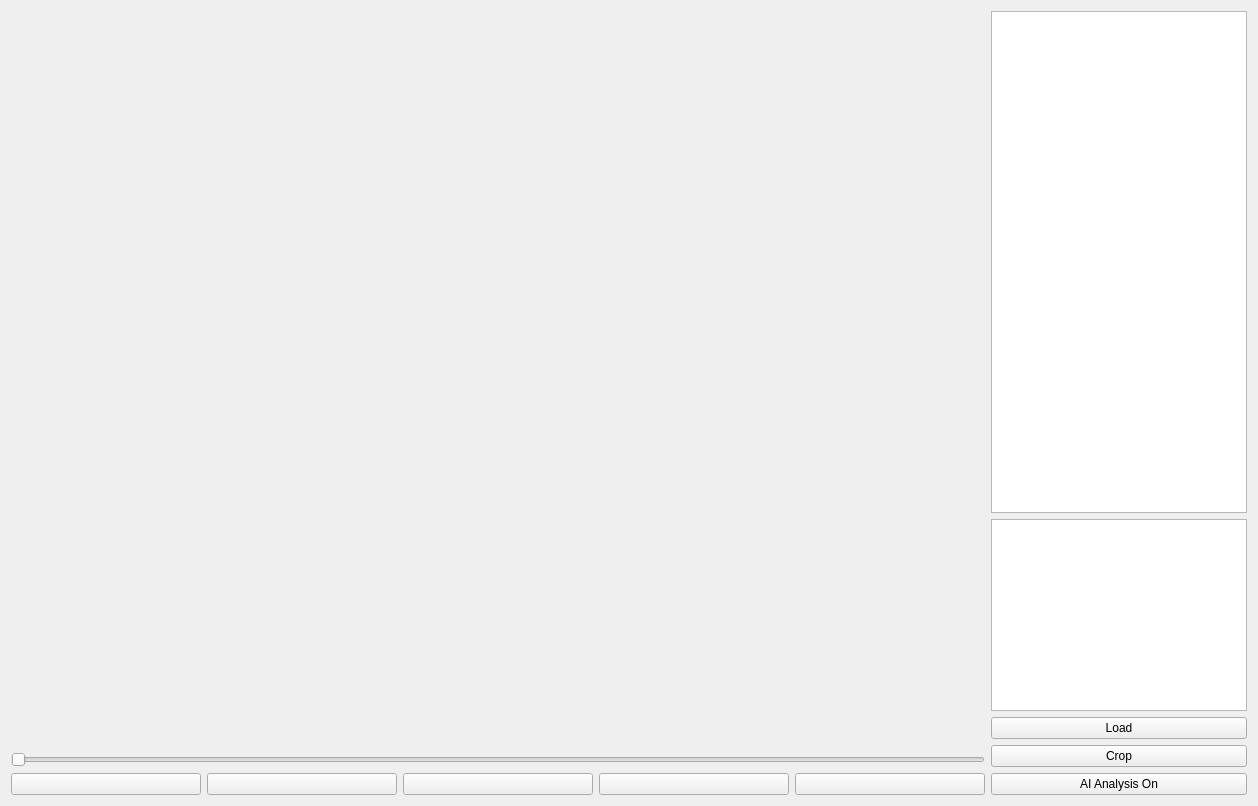
Yoon0527/Video_Analysis_Tool, file Video_Analysis_Tool/Video_Analysis_Tool.ui: the form before one commit.
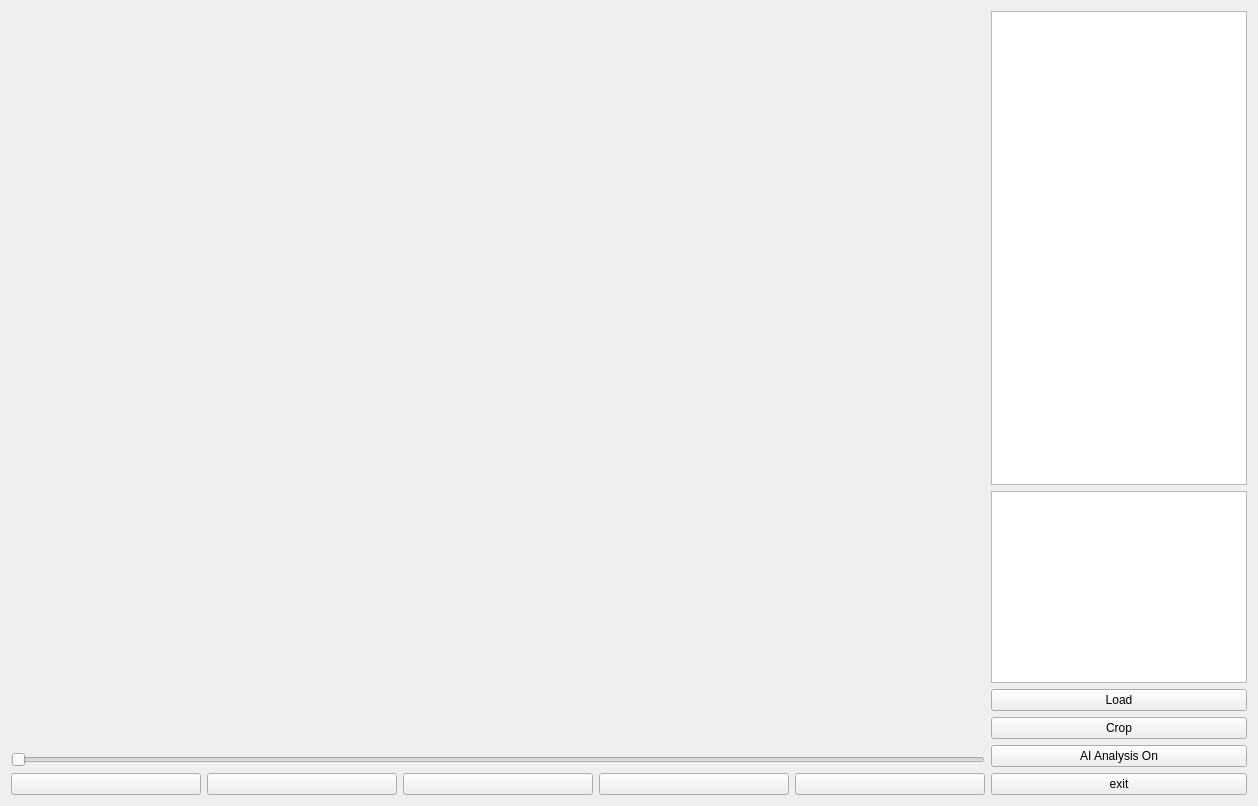
The form after the commit.

Commit message: 전체화면 고정

```diff
--- a/Video_Analysis_Tool/Video_Analysis_Tool.ui
+++ b/Video_Analysis_Tool/Video_Analysis_Tool.ui
@@ -82,6 +82,13 @@
           </property>
          </widget>
         </item>
+        <item row="5" column="0">
+         <widget class="QPushButton" name="btn_close">
+          <property name="text">
+           <string>exit</string>
+          </property>
+         </widget>
+        </item>
        </layout>
       </item>
       <item row="0" column="1">
```
Left out of the diff: 28 changed lines with no effect on the pictures. The commit also changes 2 other files.
